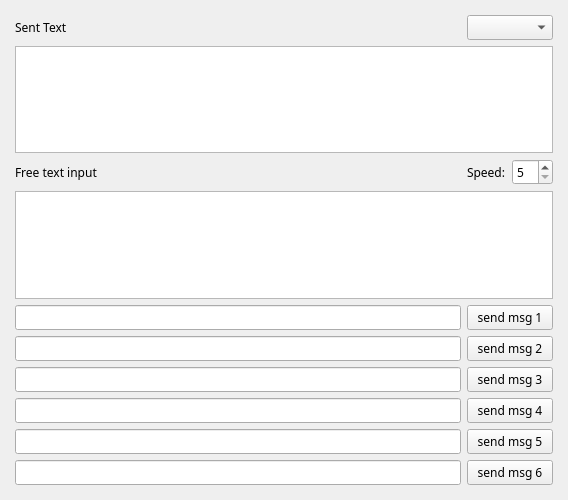
Before: the Qt Designer form main.ui in mbridak/PyWinKeyerSerial, drawn with Qt 5.
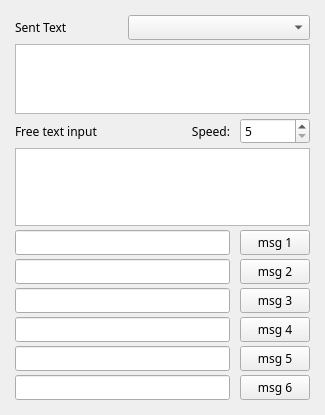
After: the same form once the commit is applied.

Commit message: Tightened up the main UI

Patch:
```diff
--- a/main.ui
+++ b/main.ui
@@ -6,15 +6,15 @@
    <rect>
     <x>0</x>
     <y>0</y>
-    <width>568</width>
-    <height>500</height>
+    <width>325</width>
+    <height>415</height>
    </rect>
   </property>
   <property name="windowTitle">
    <string>K6GTE PyWinKeyer</string>
   </property>
   <widget class="QWidget" name="centralwidget">
-   <layout class="QGridLayout" name="gridLayout" rowstretch="0,0,0,0,0,0,0,0,0,0">
+   <layout class="QGridLayout" name="gridLayout" rowstretch="0,0,0,0,0,0,0,0,0,0,0,0">
     <property name="leftMargin">
      <number>15</number>
     </property>
@@ -27,17 +27,32 @@
     <property name="bottomMargin">
      <number>15</number>
     </property>
-    <item row="8" column="0">
-     <widget class="QLineEdit" name="msg5">
+    <property name="horizontalSpacing">
+     <number>10</number>
+    </property>
+    <property name="verticalSpacing">
+     <number>4</number>
+    </property>
+    <item row="0" column="0">
+     <widget class="QLabel" name="label">
       <property name="font">
        <font>
         <family>JetBrains Mono</family>
        </font>
       </property>
+      <property name="text">
+       <string>Sent Text</string>
+      </property>
      </widget>
     </item>
-    <item row="6" column="0">
-     <widget class="QLineEdit" name="msg3">
+    <item row="3" column="0" colspan="3">
+     <widget class="QPlainTextEdit" name="inputbox">
+      <property name="maximumSize">
+       <size>
+        <width>16777215</width>
+        <height>153</height>
+       </size>
+      </property>
       <property name="font">
        <font>
         <family>JetBrains Mono</family>
@@ -45,6 +60,36 @@
       </property>
      </widget>
     </item>
+    <item row="2" column="1">
+     <widget class="QLabel" name="label_3">
+      <property name="font">
+       <font>
+        <family>JetBrains Mono</family>
+       </font>
+      </property>
+      <property name="text">
+       <string>Speed:</string>
+      </property>
+      <property name="alignment">
+       <set>Qt::AlignRight|Qt::AlignTrailing|Qt::AlignVCenter</set>
+      </property>
+     </widget>
+    </item>
+    <item row="2" column="2">
+     <widget class="QSpinBox" name="spinBox_speed">
+      <property name="font">
+       <font>
+        <family>JetBrains Mono</family>
+       </font>
+      </property>
+      <property name="minimum">
+       <number>5</number>
+      </property>
+      <property name="maximum">
+       <number>35</number>
+      </property>
+     </widget>
+    </item>
     <item row="0" column="1" colspan="2">
      <widget class="QComboBox" name="comboBox_device">
       <property name="sizePolicy">
@@ -63,57 +108,18 @@
       </property>
      </widget>
     </item>
-    <item row="4" column="0">
-     <widget class="QLineEdit" name="msg1">
-      <property name="font">
-       <font>
-        <family>JetBrains Mono</family>
-       </font>
+    <item row="1" column="0" colspan="3">
+     <widget class="QPlainTextEdit" name="outputbox">
+      <property name="maximumSize">
+       <size>
+        <width>16777215</width>
+        <height>112</height>
+       </size>
       </property>
-     </widget>
-    </item>
-    <item row="6" column="1" colspan="2">
-     <widget class="QPushButton" name="sendmsg3_button">
       <property name="font">
        <font>
         <family>JetBrains Mono</family>
        </font>
-      </property>
-      <property name="text">
-       <string>send msg 3</string>
-      </property>
-     </widget>
-    </item>
-    <item row="9" column="1" colspan="2">
-     <widget class="QPushButton" name="sendmsg6_button">
-      <property name="font">
-       <font>
-        <family>JetBrains Mono</family>
-       </font>
-      </property>
-      <property name="text">
-       <string>send msg 6</string>
-      </property>
-     </widget>
-    </item>
-    <item row="9" column="0">
-     <widget class="QLineEdit" name="msg6">
-      <property name="font">
-       <font>
-        <family>JetBrains Mono</family>
-       </font>
-      </property>
-     </widget>
-    </item>
-    <item row="0" column="0">
-     <widget class="QLabel" name="label">
-      <property name="font">
-       <font>
-        <family>JetBrains Mono</family>
-       </font>
-      </property>
-      <property name="text">
-       <string>Sent Text</string>
       </property>
      </widget>
     </item>
@@ -129,110 +135,161 @@
       </property>
      </widget>
     </item>
-    <item row="2" column="2">
-     <widget class="QSpinBox" name="spinBox_speed">
-      <property name="font">
-       <font>
-        <family>JetBrains Mono</family>
-       </font>
-      </property>
-      <property name="minimum">
-       <number>5</number>
-      </property>
-      <property name="maximum">
-       <number>35</number>
-      </property>
-     </widget>
-    </item>
-    <item row="5" column="0">
-     <widget class="QLineEdit" name="msg2">
-      <property name="font">
-       <font>
-        <family>JetBrains Mono</family>
-       </font>
-      </property>
-     </widget>
-    </item>
-    <item row="7" column="0">
-     <widget class="QLineEdit" name="msg4">
-      <property name="font">
-       <font>
-        <family>JetBrains Mono</family>
-       </font>
-      </property>
-     </widget>
-    </item>
-    <item row="2" column="1">
-     <widget class="QLabel" name="label_3">
-      <property name="font">
-       <font>
-        <family>JetBrains Mono</family>
-       </font>
-      </property>
-      <property name="text">
-       <string>Speed:</string>
-      </property>
-     </widget>
-    </item>
-    <item row="3" column="0" colspan="3">
-     <widget class="QPlainTextEdit" name="inputbox">
-      <property name="font">
-       <font>
-        <family>JetBrains Mono</family>
-       </font>
-      </property>
-     </widget>
-    </item>
-    <item row="8" column="1" colspan="2">
-     <widget class="QPushButton" name="sendmsg5_button">
-      <property name="font">
-       <font>
-        <family>JetBrains Mono</family>
-       </font>
-      </property>
-      <property name="text">
-       <string>send msg 5</string>
-      </property>
-     </widget>
-    </item>
-    <item row="5" column="1" colspan="2">
-     <widget class="QPushButton" name="sendmsg2_button">
-      <property name="font">
-       <font>
-        <family>JetBrains Mono</family>
-       </font>
-      </property>
-      <property name="text">
-       <string>send msg 2</string>
-      </property>
-     </widget>
-    </item>
-    <item row="4" column="1" colspan="2">
+    <item row="4" column="2">
      <widget class="QPushButton" name="sendmsg1_button">
+      <property name="maximumSize">
+       <size>
+        <width>70</width>
+        <height>16777215</height>
+       </size>
+      </property>
       <property name="font">
        <font>
         <family>JetBrains Mono</family>
        </font>
       </property>
       <property name="text">
-       <string>send msg 1</string>
+       <string>msg 1</string>
       </property>
      </widget>
     </item>
-    <item row="7" column="1" colspan="2">
+    <item row="5" column="2">
+     <widget class="QPushButton" name="sendmsg2_button">
+      <property name="maximumSize">
+       <size>
+        <width>70</width>
+        <height>16777215</height>
+       </size>
+      </property>
+      <property name="font">
+       <font>
+        <family>JetBrains Mono</family>
+       </font>
+      </property>
+      <property name="text">
+       <string>msg 2</string>
+      </property>
+     </widget>
+    </item>
+    <item row="6" column="2">
+     <widget class="QPushButton" name="sendmsg3_button">
+      <property name="maximumSize">
+       <size>
+        <width>70</width>
+        <height>16777215</height>
+       </size>
+      </property>
+      <property name="font">
+       <font>
+        <family>JetBrains Mono</family>
+       </font>
+      </property>
+      <property name="text">
+       <string>msg 3</string>
+      </property>
+     </widget>
+    </item>
+    <item row="9" column="2">
      <widget class="QPushButton" name="sendmsg4_button">
+      <property name="maximumSize">
+       <size>
+        <width>70</width>
+        <height>16777215</height>
+       </size>
+      </property>
       <property name="font">
        <font>
         <family>JetBrains Mono</family>
        </font>
       </property>
       <property name="text">
-       <string>send msg 4</string>
+       <string>msg 4</string>
       </property>
      </widget>
     </item>
-    <item row="1" column="0" colspan="3">
-     <widget class="QPlainTextEdit" name="outputbox">
+    <item row="10" column="2">
+     <widget class="QPushButton" name="sendmsg5_button">
+      <property name="maximumSize">
+       <size>
+        <width>70</width>
+        <height>16777215</height>
+       </size>
+      </property>
+      <property name="font">
+       <font>
+        <family>JetBrains Mono</family>
+       </font>
+      </property>
+      <property name="text">
+       <string>msg 5</string>
+      </property>
+     </widget>
+    </item>
+    <item row="11" column="2">
+     <widget class="QPushButton" name="sendmsg6_button">
+      <property name="maximumSize">
+       <size>
+        <width>70</width>
+        <height>16777215</height>
+       </size>
+      </property>
+      <property name="font">
+       <font>
+        <family>JetBrains Mono</family>
+       </font>
+      </property>
+      <property name="text">
+       <string>msg 6</string>
+      </property>
+     </widget>
+    </item>
+    <item row="4" column="0" colspan="2">
+     <widget class="QLineEdit" name="msg1">
+      <property name="font">
+       <font>
+        <family>JetBrains Mono</family>
+       </font>
+      </property>
+     </widget>
+    </item>
+    <item row="5" column="0" colspan="2">
+     <widget class="QLineEdit" name="msg2">
+      <property name="font">
+       <font>
+        <family>JetBrains Mono</family>
+       </font>
+      </property>
+     </widget>
+    </item>
+    <item row="6" column="0" colspan="2">
+     <widget class="QLineEdit" name="msg3">
+      <property name="font">
+       <font>
+        <family>JetBrains Mono</family>
+       </font>
+      </property>
+     </widget>
+    </item>
+    <item row="9" column="0" colspan="2">
+     <widget class="QLineEdit" name="msg4">
+      <property name="font">
+       <font>
+        <family>JetBrains Mono</family>
+       </font>
+      </property>
+     </widget>
+    </item>
+    <item row="10" column="0" colspan="2">
+     <widget class="QLineEdit" name="msg5">
+      <property name="font">
+       <font>
+        <family>JetBrains Mono</family>
+       </font>
+      </property>
+     </widget>
+    </item>
+    <item row="11" column="0" colspan="2">
+     <widget class="QLineEdit" name="msg6">
       <property name="font">
        <font>
         <family>JetBrains Mono</family>
```
